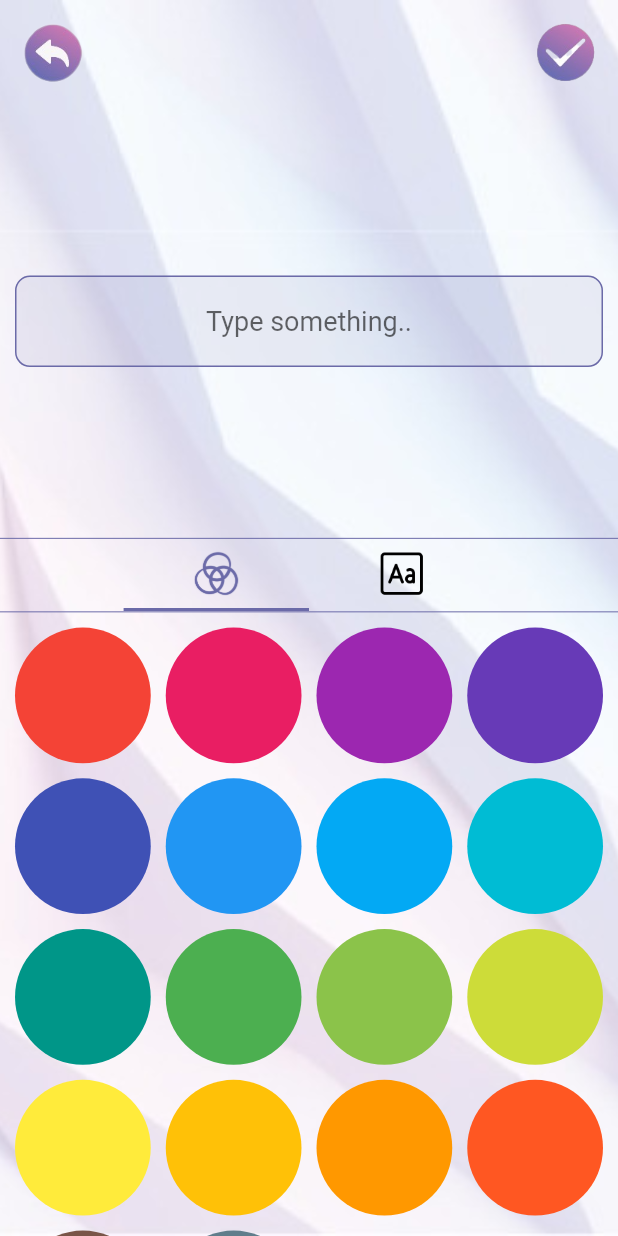
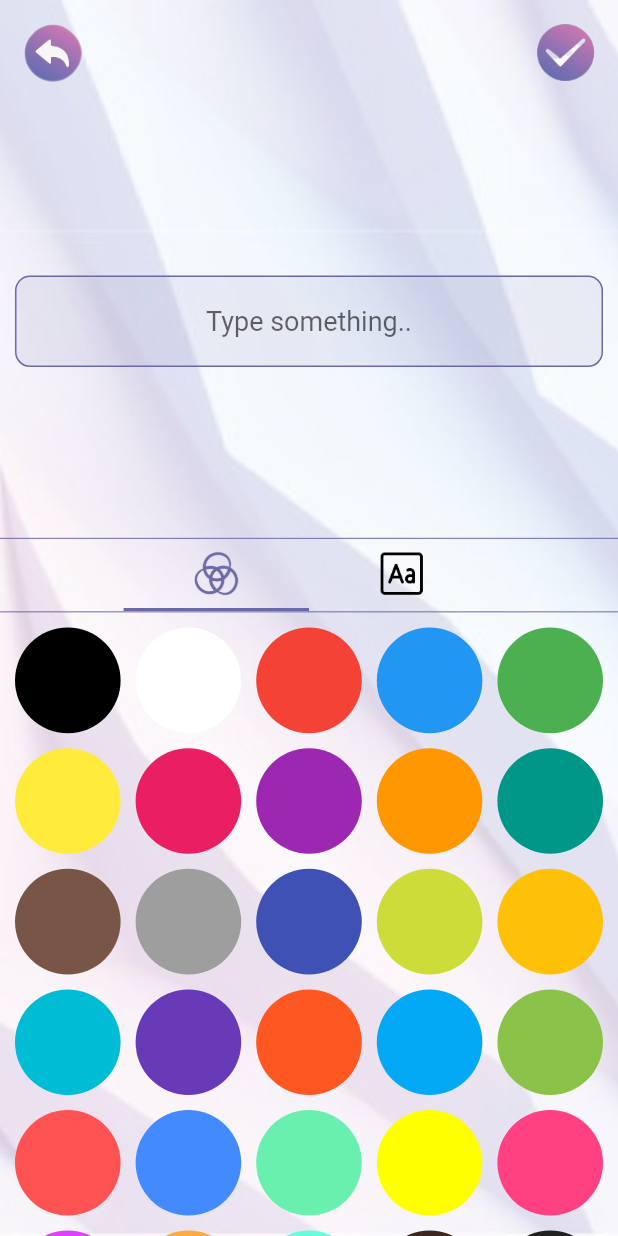
Before and after one commit to arpitmiracle/dpmaker, a Flutter app: the FrameText screen opened directly, on a phone screen of 412 x 824 dp. Run offline on Flutter 3.47's test engine with Material 2 defaults, Android fonts, the phone set to English and light mode, and no system bars; our stand-ins replace flutter_native_ad, fluttertoast, get, hive_flutter, image_picker, permission_handler and 2 more; missing offline and left inert: crop_image, document_file_save_plus; accounts and stored records are empty; project files that could hold a hidden picture were left out.

Commit message:
add filers

```diff
--- a/lib/Constants/Constants.dart
+++ b/lib/Constants/Constants.dart
@@ -23,7 +23,58 @@ bool checkResponse(int? code){
 }
 
 List fontsList = List.generate(41, (index) => "style${index + 1}");
-List colorsList = Colors.primaries;
+List<Color> colorsList = [
+  Colors.black,
+  Colors.white,
+  Colors.red,
+  Colors.blue,
+  Colors.green,
+  Colors.yellow,
+  Colors.pink,
+  Colors.purple,
+  Colors.orange,
+  Colors.teal,
+  Colors.brown,
+  Colors.grey,
+  Colors.indigo,
+  Colors.lime,
+  Colors.amber,
+  Colors.cyan,
+  Colors.deepPurple,
+  Colors.deepOrange,
+  Colors.lightBlue,
+  Colors.lightGreen,
+  Colors.redAccent,
+  Colors.blueAccent,
+  Colors.greenAccent,
+  Colors.yellowAccent,
+  Colors.pinkAccent,
+  Colors.purpleAccent,
+  Colors.orangeAccent,
+  Colors.tealAccent,
+  Colors.brown.shade900,
+  Colors.grey.shade900,
+  Colors.indigo.shade900,
+  Colors.lime.shade900,
+  Colors.amber.shade900,
+  Colors.cyan.shade900,
+  Colors.deepPurple.shade900,
+  Colors.deepOrange.shade900,
+  Colors.lightBlue.shade900,
+  Colors.lightGreen.shade900,
+  Colors.redAccent.shade700,
+  Colors.blueAccent.shade700,
+  Colors.greenAccent.shade700,
+  Colors.yellowAccent.shade700,
+  Colors.pinkAccent.shade700,
+  Colors.purpleAccent.shade700,
+  Colors.orangeAccent.shade700,
+  Colors.tealAccent.shade700,
+  Colors.black54,
+  Colors.grey.shade500,
+  Colors.grey.shade800,
+  Colors.blueGrey,
+];
 
 List framesList = [
   {
@@ -599,8 +650,6 @@ List stickersList = [
 
 List<ColorFilter> filtersList = [
   ColorFilter.mode(Colors.transparent, BlendMode.color),
-  ColorFilter.mode(Colors.grey, BlendMode.color),
-  ColorFilter.mode(Colors.black, BlendMode.color),
   ColorFilter.linearToSrgbGamma(),
   ColorFilter.srgbToLinearGamma(),
   ColorFilter.matrix([
@@ -615,8 +664,53 @@ List<ColorFilter> filtersList = [
     0.272, 0.534, 0.131, 0, 0,
     0,     0,     0,     1, 0,
   ]),
-  ColorFilter.mode(Colors.red, BlendMode.color),
-  ColorFilter.mode(Colors.teal, BlendMode.color),
-  ColorFilter.mode(Colors.cyanAccent, BlendMode.color),
+  ColorFilter.mode(Colors.grey.shade500, BlendMode.colorBurn),
+  ColorFilter.mode(Colors.grey.shade800, BlendMode.colorDodge),
+  ColorFilter.mode(Colors.blueGrey, BlendMode.darken),
+  ColorFilter.mode(Colors.black12, BlendMode.darken),
+  ColorFilter.mode(Colors.black26, BlendMode.darken),
+  ColorFilter.mode(Colors.black38, BlendMode.darken),
+  ColorFilter.mode(Colors.black45, BlendMode.darken),
+  ColorFilter.mode(Colors.black54, BlendMode.darken),
+  ColorFilter.mode(Colors.black87, BlendMode.darken),
+  ColorFilter.mode(Colors.white10, BlendMode.lighten),
+  ColorFilter.mode(Colors.white12, BlendMode.lighten),
+  ColorFilter.mode(Colors.white24, BlendMode.lighten),
+  ColorFilter.mode(Colors.white30, BlendMode.lighten),
+  ColorFilter.mode(Colors.white38, BlendMode.lighten),
+  ColorFilter.mode(Colors.white54, BlendMode.lighten),
+  ColorFilter.mode(Colors.white60, BlendMode.lighten),
+  ColorFilter.mode(Colors.white70, BlendMode.lighten),
+  ColorFilter.mode(Colors.white, BlendMode.modulate),
+  ColorFilter.mode(Colors.black, BlendMode.modulate),
+  ColorFilter.mode(Colors.black, BlendMode.darken),
+  ColorFilter.mode(Colors.white, BlendMode.lighten),
+  ColorFilter.mode(Colors.red, BlendMode.multiply),
+  ColorFilter.mode(Colors.blue, BlendMode.screen),
   ColorFilter.mode(Colors.green, BlendMode.color),
+  ColorFilter.mode(Colors.yellow, BlendMode.hardLight),
+  ColorFilter.mode(Colors.pink, BlendMode.difference),
+  ColorFilter.mode(Colors.purple, BlendMode.colorBurn),
+  ColorFilter.mode(Colors.orange, BlendMode.colorDodge),
+  ColorFilter.mode(Colors.teal, BlendMode.exclusion),
+  ColorFilter.mode(Colors.brown, BlendMode.overlay),
+  ColorFilter.mode(Colors.grey, BlendMode.saturation),
+  ColorFilter.mode(Colors.indigo, BlendMode.softLight),
+  ColorFilter.mode(Colors.lime, BlendMode.src),
+  ColorFilter.mode(Colors.amber, BlendMode.dst),
+  ColorFilter.mode(Colors.cyan, BlendMode.xor),
+  ColorFilter.mode(Colors.deepPurple, BlendMode.plus),
+  ColorFilter.mode(Colors.deepOrange, BlendMode.modulate),
+  ColorFilter.mode(Colors.lightBlue, BlendMode.screen),
+  ColorFilter.mode(Colors.lightGreen, BlendMode.overlay),
+  ColorFilter.mode(Colors.redAccent, BlendMode.colorDodge),
+  ColorFilter.mode(Colors.blueAccent, BlendMode.darken),
+  ColorFilter.mode(Colors.greenAccent, BlendMode.difference),
+  ColorFilter.mode(Colors.yellowAccent, BlendMode.exclusion),
+  ColorFilter.mode(Colors.pinkAccent, BlendMode.hardLight),
+  ColorFilter.mode(Colors.purpleAccent, BlendMode.lighten),
+  ColorFilter.mode(Colors.orangeAccent, BlendMode.multiply),
+  ColorFilter.mode(Colors.tealAccent, BlendMode.overlay),
+  ColorFilter.mode(Colors.black54, BlendMode.srcATop),
+  ColorFilter.mode(Colors.white54, BlendMode.dstATop),
 ];
--- a/lib/Screens/Frames/FrameText.dart
+++ b/lib/Screens/Frames/FrameText.dart
@@ -155,7 +155,7 @@ class _FrameTextState extends State<FrameText> with SingleTickerProviderStateMix
     return GridView.builder(
       itemCount: colorsList.length,
       gridDelegate: SliverGridDelegateWithFixedCrossAxisCount(
-        crossAxisCount: 4,
+        crossAxisCount: 5,
         mainAxisSpacing: 10,
         crossAxisSpacing: 10,
       ),
```
